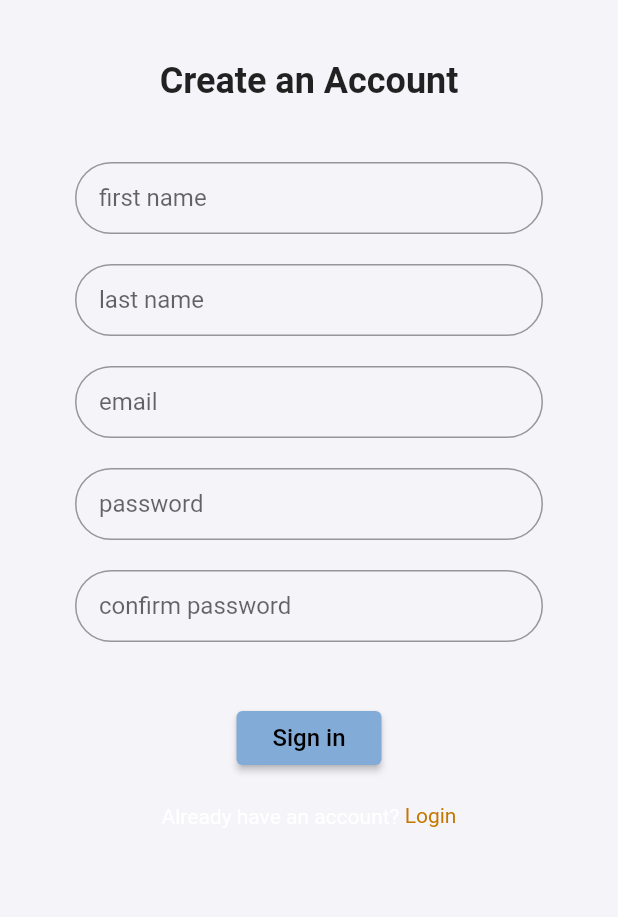
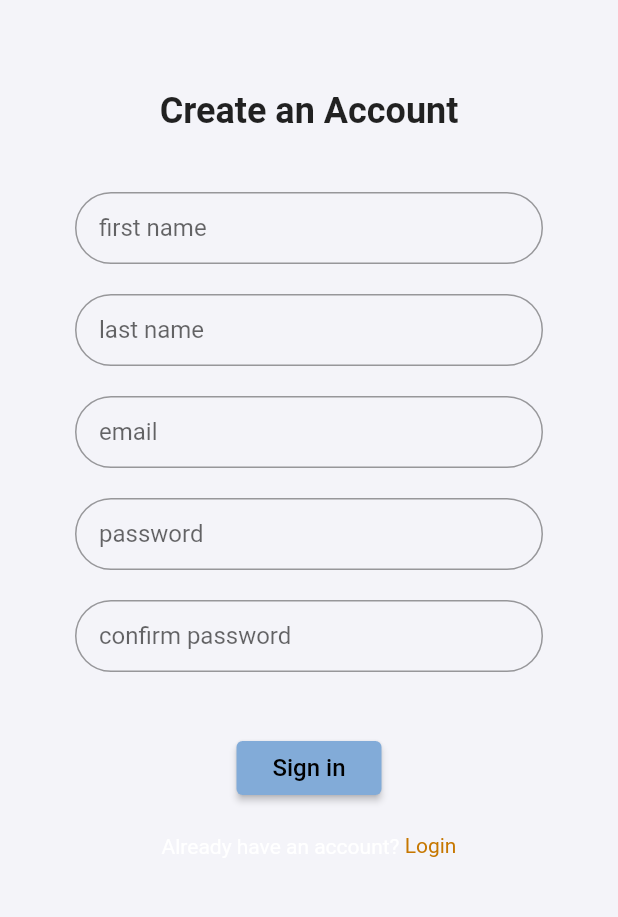
Before and after one commit to JohnnyMcGee/pillager, a Flutter app: the screen it shows after launch, on a phone screen of 412 x 824 dp, the part 84-1001 px from its top. Run offline on Flutter 3.47's test engine with Material 2 defaults, Android fonts, the phone set to English and light mode, and no system bars; our stand-ins replace bloc, cloud_firestore, equatable, firebase_auth, firebase_core, flutter_bloc; accounts and stored records are empty.

Commit message:
Tweak styling for authentication forms

```diff
--- a/lib/screens/authentication/authentication.dart
+++ b/lib/screens/authentication/authentication.dart
@@ -40,7 +40,7 @@ class _AuthenticationState extends State<Authentication> {
                 fit: FlexFit.loose,
                 child: Container(
                   constraints: const BoxConstraints(maxWidth: 550),
-                  padding: const EdgeInsets.symmetric(horizontal: 50),
+                  padding: const EdgeInsets.symmetric(horizontal: 50, vertical: 20),
                   child: showSignIn
                       ? SignIn(toggleSignInForm: toggleSignInForm)
                       : Register(toggleSignInForm: toggleSignInForm),
```
Also changed, not shown: lib/shared.dart (line endings or trailing spaces).
